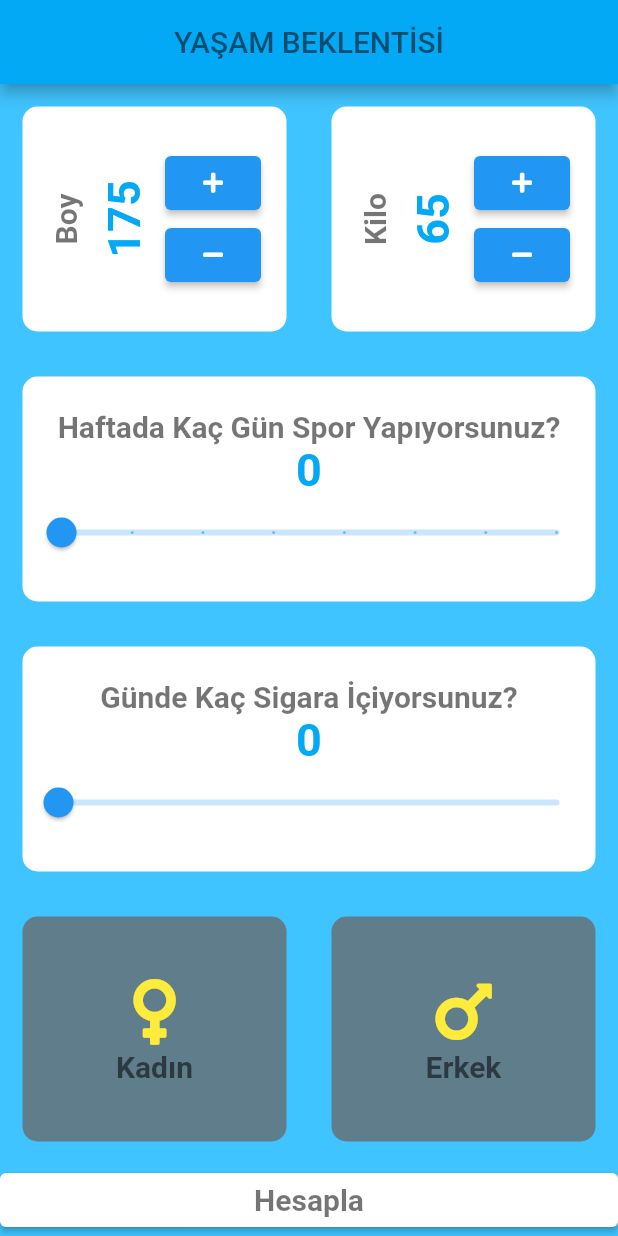
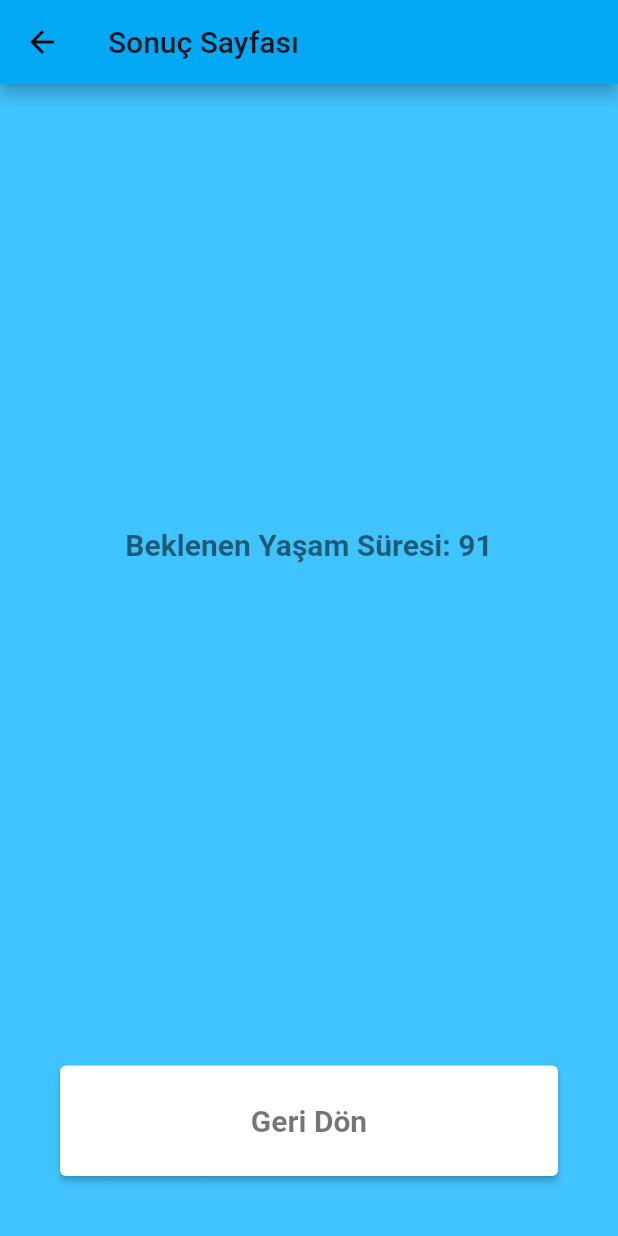
Before and after one commit to burakberkkeskin/life_expectancy, a Flutter app: the screen it shows after launch, after a tap on "Hesapla", on a phone screen of 412 x 824 dp. Run offline on Flutter 3.47's test engine with Material 2 defaults, Android fonts, the phone set to English and light mode, and no system bars; our stand-ins replace font_awesome_flutter.

Commit message:
result_page eklendi

```diff
--- /dev/null
+++ b/lib/calculate.dart
@@ -0,0 +1,20 @@
+import 'package:life_expection/person.dart';
+
+class Calculate {
+  Person person;
+
+  Calculate({required this.person});
+
+  int calculateLifeExpection() {
+    double life;
+    int total;
+    life = 90 +
+        person.sporDayCount -
+        person.cigaretteCount +
+        (person.height / person.weight);
+    person.selectedGender == 'kadın' ? life += 3 : life--;
+    total = life.round();
+
+    return total;
+  }
+}
--- a/lib/input_page.dart
+++ b/lib/input_page.dart
@@ -1,7 +1,9 @@
 import 'package:flutter/material.dart';
 import 'package:font_awesome_flutter/font_awesome_flutter.dart';
 import 'package:life_expection/constants.dart';
+import 'package:life_expection/result_page.dart';
 
+import 'person.dart';
 import 'GenderWidget.dart';
 import 'MyContainer.dart';
 
@@ -11,11 +13,7 @@ class InputPage extends StatefulWidget {
 }
 
 class _InputPageState extends State<InputPage> {
-  String? selectedGender;
-  double cigaretteCount = 0;
-  double sporDayCount = 0;
-  int height = 175;
-  int weight = 65;
+  Person person = Person();
 
   @override
   Widget build(BuildContext context) {
@@ -35,12 +33,12 @@ class _InputPageState extends State<InputPage> {
               children: [
                 Expanded(
                   child: MyContainer(
-                    child: buildRow('Boy', height),
+                    child: buildRow('Boy', person.height),
                   ),
                 ),
                 Expanded(
                   child: MyContainer(
-                    child: buildRow('Kilo', weight),
+                    child: buildRow('Kilo', person.weight),
                   ),
                 ),
               ],
@@ -52,15 +50,16 @@ class _InputPageState extends State<InputPage> {
                 mainAxisAlignment: MainAxisAlignment.center,
                 children: [
                   Text('Haftada Kaç Gün Spor Yapıyorsunuz?', style: kTextStyle),
-                  Text(sporDayCount.round().toString(), style: kNumberStyle),
+                  Text(person.sporDayCount.round().toString(),
+                      style: kNumberStyle),
                   Slider(
                     min: 0,
                     max: 7,
-                    value: sporDayCount,
+                    value: person.sporDayCount,
                     divisions: 7,
                     onChanged: (double newValue) {
                       setState(() {
-                        sporDayCount = newValue;
+                        person.sporDayCount = newValue;
                       });
                     },
                   )
@@ -74,14 +73,15 @@ class _InputPageState extends State<InputPage> {
                 mainAxisAlignment: MainAxisAlignment.center,
                 children: [
                   Text('Günde Kaç Sigara İçiyorsunuz?', style: kTextStyle),
-                  Text(cigaretteCount.round().toString(), style: kNumberStyle),
+                  Text(person.cigaretteCount.round().toString(),
+                      style: kNumberStyle),
                   Slider(
                     min: 0,
                     max: 30,
-                    value: cigaretteCount,
+                    value: person.cigaretteCount,
                     onChanged: (double newValue) {
                       setState(() {
-                        cigaretteCount = newValue;
+                        person.cigaretteCount = newValue;
                       });
                     },
                   )
@@ -96,11 +96,11 @@ class _InputPageState extends State<InputPage> {
                   child: GestureDetector(
                     onTap: () {
                       setState(() {
-                        selectedGender = 'kadın';
+                        person.selectedGender = 'kadın';
                       });
                     },
                     child: MyContainer(
-                      newColor: selectedGender == 'kadın'
+                      newColor: person.selectedGender == 'kadın'
                           ? Colors.pink
                           : Colors.blueGrey,
                       child: GenderWidget(
@@ -117,11 +117,11 @@ class _InputPageState extends State<InputPage> {
                   child: GestureDetector(
                     onTap: () {
                       setState(() {
-                        selectedGender = 'erkek';
+                        person.selectedGender = 'erkek';
                       });
                     },
                     child: MyContainer(
-                      newColor: selectedGender == 'erkek'
+                      newColor: person.selectedGender == 'erkek'
                           ? Colors.blue
                           : Colors.blueGrey,
                       child: GenderWidget(
@@ -138,12 +138,21 @@ class _InputPageState extends State<InputPage> {
               ],
             ),
           ),
-          ElevatedButton(
-            onPressed: (){},
-            child: Text('Hesapla', style: kTextStyle),
-            style: ElevatedButton.styleFrom(
-              primary: Colors.white
-            )
+          Container(
+            margin: EdgeInsets.all(15),
+            child: ElevatedButton(
+                onPressed: () {
+                  Navigator.push(
+                      context,
+                      MaterialPageRoute(
+                          builder: (context) => ResultPage(
+                                person: person,
+                              )));
+                },
+                child: Text('Hesapla', style: kTextStyle),
+                style: ElevatedButton.styleFrom(
+                  primary: Colors.white,
+                )),
           ),
         ],
       ),
@@ -176,7 +185,7 @@ class _InputPageState extends State<InputPage> {
               child: ElevatedButton(
                 onPressed: () {
                   setState(() {
-                    text == 'Boy' ? height++ : weight++;
+                    text == 'Boy' ? person.height++ : person.weight++;
                   });
                 },
                 child: Icon(
@@ -188,7 +197,7 @@ class _InputPageState extends State<InputPage> {
             ElevatedButton(
               onPressed: () {
                 setState(() {
-                  text == 'Boy' ? height-- : weight--;
+                  text == 'Boy' ? person.height-- : person.weight--;
                 });
               },
               child: Icon(
--- /dev/null
+++ b/lib/person.dart
@@ -0,0 +1,14 @@
+class Person {
+  String? selectedGender;
+  double cigaretteCount;
+  double sporDayCount;
+  int height;
+  int weight;
+
+  Person(
+      {this.selectedGender,
+      this.cigaretteCount = 0,
+      this.sporDayCount = 0,
+      this.height = 175,
+      this.weight = 80});
+}
--- /dev/null
+++ b/lib/result_page.dart
@@ -0,0 +1,50 @@
+import 'package:flutter/material.dart';
+import 'package:life_expection/constants.dart';
+import 'package:life_expection/person.dart';
+
+import 'calculate.dart';
+
+class ResultPage extends StatelessWidget {
+  Person person;
+
+  ResultPage({required this.person});
+
+  @override
+  Widget build(BuildContext context) {
+    return Scaffold(
+      appBar: AppBar(title: Text('Sonuç Sayfası')),
+      body: Column(
+        children: [
+          Expanded(
+            flex: 8,
+            child: Center(
+              child: Text(
+                'Beklenen Yaşam Süresi: ${Calculate(person: person).calculateLifeExpection()}',
+                style: kTextStyle,
+              ),
+            ),
+          ),
+          Expanded(
+            flex: 2,
+            child: Container(
+              margin: EdgeInsets.all(40),
+              child: ElevatedButton(
+                child: Text(
+                  'Geri Dön',
+                  style: kTextStyle,
+                ),
+                style: ElevatedButton.styleFrom(
+                  primary: Colors.white,
+                ),
+                onPressed: () {
+                  Navigator.pop(context);
+                },
+              ),
+            ),
+          )
+        ],
+        crossAxisAlignment: CrossAxisAlignment.stretch,
+      ),
+    );
+  }
+}
```
